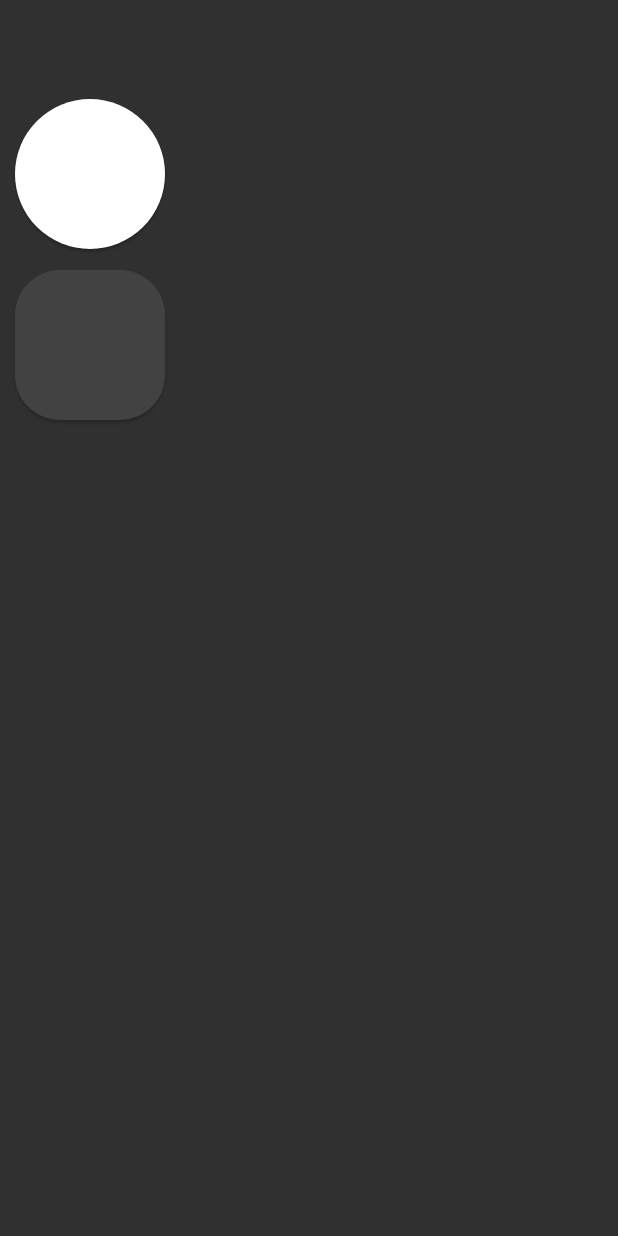
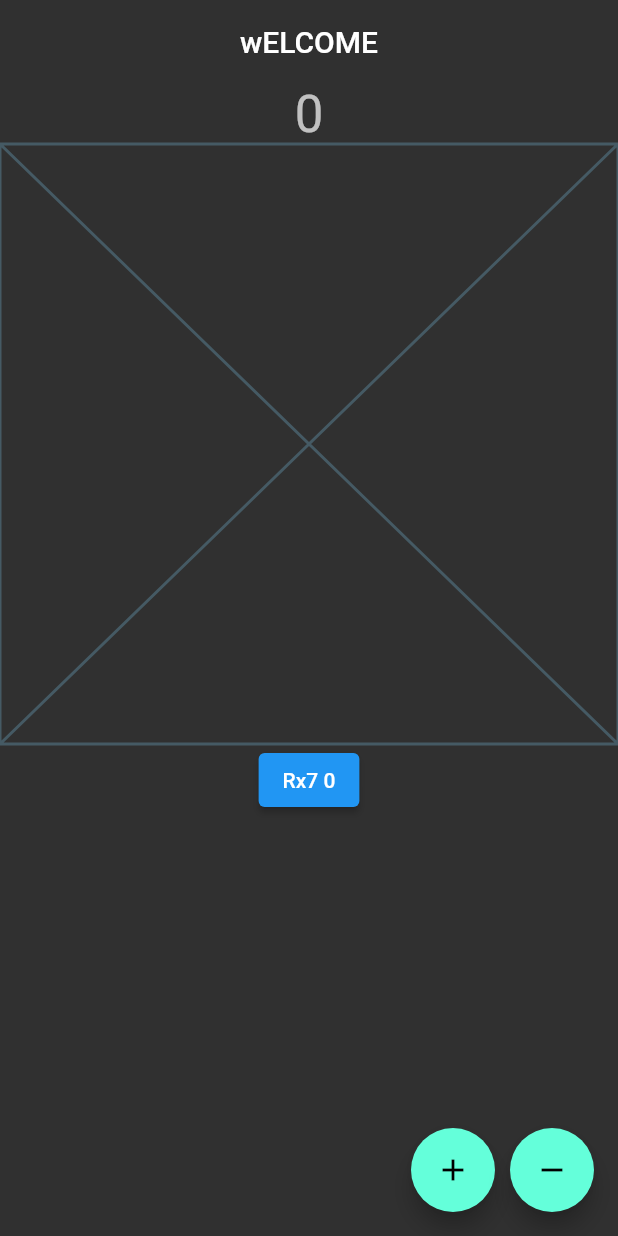
Before and after one commit to GkhKaya/flutter_full_learn, a Flutter app: the screen it shows after launch, on a phone screen of 412 x 824 dp. Run offline on Flutter 3.47's test engine with Material 2 defaults, Android fonts, the phone set to English and light mode, and no system bars.

Commit message:
New commit

```diff
--- /dev/null
+++ b/lib/101/statfull_learn.dart
@@ -0,0 +1,70 @@
+import 'package:flutter/material.dart';
+import 'package:flutter_full_learn/product/language/language_items.dart';
+
+
+class StatefullLearn extends StatefulWidget {
+  const StatefullLearn({super.key});
+
+  @override
+  State<StatefullLearn> createState() => _StatefullLearnState();
+}
+
+class _StatefullLearnState extends State<StatefullLearn> {
+
+  int countValue = 0;
+  int counterRx7 = 0;
+
+
+  void _updateCounter(bool isIncrement){
+      if (isIncrement){
+        countValue = countValue + 1;
+      }else{
+        countValue = countValue -1;
+      }
+
+      setState(() {
+
+      });
+  }
+
+  @override
+  Widget build(BuildContext context) {
+    return Scaffold(
+      appBar: AppBar(title: const Text(LanguageItems.welcomeTitle),),
+      floatingActionButton: Row(
+        mainAxisSize: MainAxisSize.min ,
+        children: [
+          _incrementButton(),
+          _deincrementButton(),
+        ],
+      ),
+      body:  Column(
+        children: [
+          Center(child: Text(countValue.toString(),style:Theme.of(context).textTheme.headlineMedium)),
+          const Placeholder(),
+
+          ElevatedButton(onPressed: (){
+            setState(() {
+              ++counterRx7;
+            });
+          }, child:  Text("Rx7 $counterRx7"))
+        ],
+      ),
+    );
+  }
+
+  FloatingActionButton _incrementButton() {
+    return FloatingActionButton(onPressed: () {_updateCounter(true);},
+        child: const Icon(Icons.add),
+        );
+  }
+
+  Padding _deincrementButton() {
+    return Padding(
+          padding: const EdgeInsets.only(left: 10),
+          child: FloatingActionButton(onPressed: () {_updateCounter(false);},
+          child: const Icon(Icons.remove),
+          ),
+        );
+  }
+}
--- a/lib/main.dart
+++ b/lib/main.dart
@@ -5,10 +5,15 @@ import 'package:flutter_full_learn/101/button_learn.dart';
 import 'package:flutter_full_learn/101/card_learn.dart';
 import 'package:flutter_full_learn/101/container_sized_box_learn.dart';
 import 'package:flutter_full_learn/101/icon_learn.dart';
+import 'package:flutter_full_learn/101/indicator_learn.dart';
 import 'package:flutter_full_learn/101/padding_learn.dart';
 import 'package:flutter_full_learn/101/scaffold_learn.dart';
 import 'package:flutter_full_learn/101/stateles_learn.dart';
+import 'package:flutter_full_learn/101/statfull_learn.dart';
 import 'package:flutter_full_learn/101/text_learn.dart';
+import 'package:flutter_full_learn/101/note_demos_view.dart';
+import 'package:flutter_full_learn/101/list_tile_learn.dart';
+
 
 void main() {
   runApp(const MyApp());
@@ -31,6 +36,6 @@ class MyApp extends StatelessWidget {
             elevation: 0,
           )
         ),
-        home:   const CardLearn());
+        home: const StatefullLearn());
   }
 }
--- /dev/null
+++ b/lib/product/language/language_items.dart
@@ -0,0 +1,5 @@
+class LanguageItems {
+  static const welcomeTitle = "wELCOME";
+    static const mailTitle = "Mail";
+
+}
--- a/pubspec.yaml
+++ b/pubspec.yaml
@@ -59,8 +59,8 @@ flutter:
   uses-material-design: true
 
   # To add assets to your application, add an assets section, like this:
-   assets:
-     - assets/book.png
+  assets:
+    - assets/png/
   #   - images/a_dot_ham.jpeg
 
   # An image asset can refer to one or more resolution-specific "variants", see
```
Also changed, not shown: lib/101/custom_widget_learn.dart (added, +51 -0 lines), lib/101/image_learn.dart (+30 -5 lines), lib/101/indicator_learn.dart (added, +28 -0 lines), lib/101/list_tile_learn.dart (added, +27 -0 lines), lib/101/note_demos_view.dart (added, +89 -0 lines), lib/101/statefull_life_cycle_learn.dart (added, +66 -0 lines), lib/101/text_field_learn.dart (added, +76 -0 lines), lib/product/counter_hello_button.dart (added, +24 -0 lines), assets/png/ic_apple_with_school.png (added).
